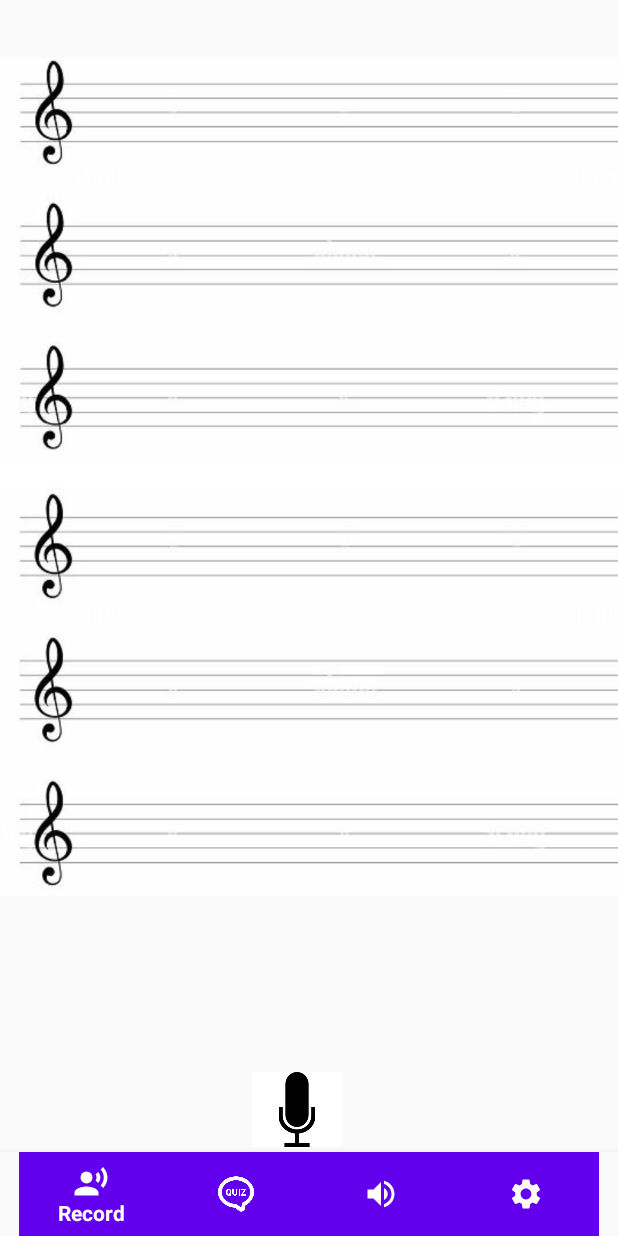
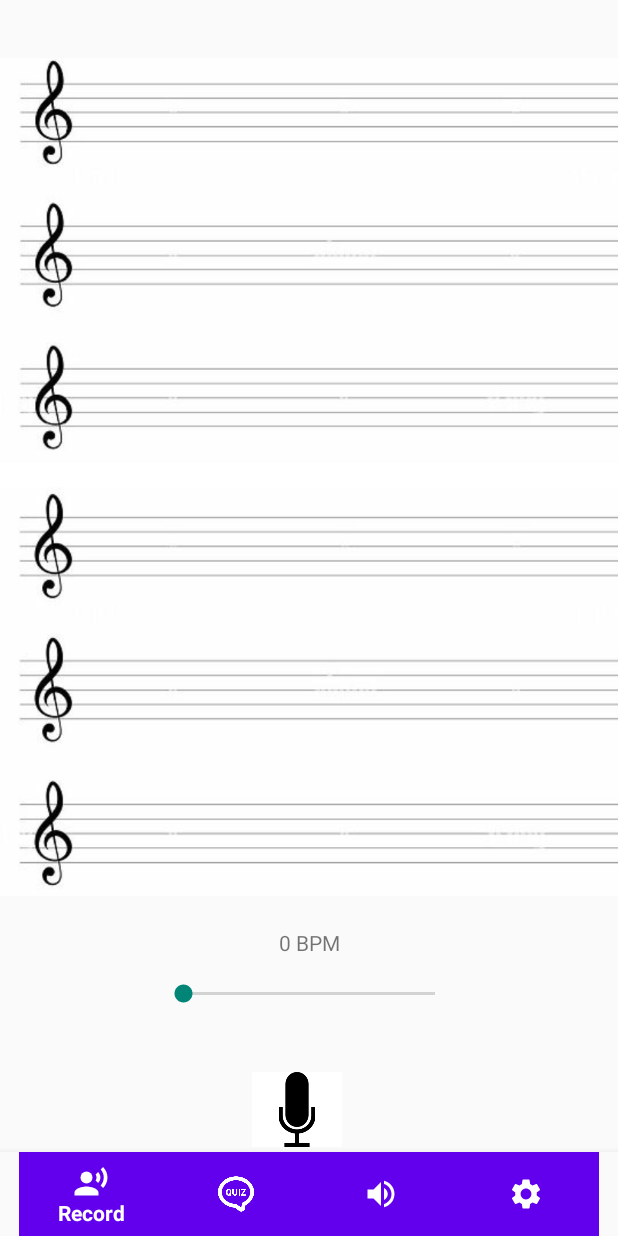
Before and after one commit to PaulPaillet/guido-app, an Android app: the screen it shows after launch (MainActivity), on a phone screen of 412 x 824 dp. Run offline under Robolectric (Android 15) with nearby library versions, the phone set to English and light mode, and no system bars.

Commit message:
seek bar for tempo

```diff
--- a/app/src/main/java/com/example/guido/fragments/RecordFragment.kt
+++ b/app/src/main/java/com/example/guido/fragments/RecordFragment.kt
@@ -12,14 +12,17 @@ import androidx.fragment.app.Fragment
 import android.view.LayoutInflater
 import android.view.View
 import android.view.ViewGroup
-import android.widget.ImageButton
-import android.widget.ImageView
-import android.widget.Toast
+import android.widget.*
+import android.widget.SeekBar.OnSeekBarChangeListener
 import androidx.annotation.RequiresApi
 import androidx.constraintlayout.widget.ConstraintLayout
 import com.example.guido.R
 import java.io.File
 import java.io.IOException
+import com.example.guido.MainActivity
+
+
+
 
 
 // TODO: Rename parameter arguments, choose names that match
@@ -52,6 +55,8 @@ class RecordFragment : Fragment() {
     private lateinit var buttonListen: ImageButton
     private lateinit var buttonRecording: ImageButton
     private lateinit var audioRecordFile: String
+    private lateinit var seekBar: SeekBar
+    private lateinit var textView: TextView
 
     override fun onCreate(savedInstanceState: Bundle?) {
         super.onCreate(savedInstanceState)
@@ -164,6 +169,21 @@ class RecordFragment : Fragment() {
         return toAdjust * pxActualX / pxOriginX
     }
 
+    fun setUpSeekBar(){
+        seekBar = root.findViewById<SeekBar>(R.id.seekBar)
+        textView = root.findViewById<TextView>(R.id.textView)
+        textView.text ="0 BPM"
+        seekBar.setOnSeekBarChangeListener(object : OnSeekBarChangeListener {
+            override fun onProgressChanged(seekBar: SeekBar, progress: Int, fromUser: Boolean) {
+                textView.text = progress.toString() + " BPM"
+            }
+
+            override fun onStartTrackingTouch(seekBar: SeekBar) {}
+            override fun onStopTrackingTouch(seekBar: SeekBar) {}
+        })
+    }
+
+
     @RequiresApi(Build.VERSION_CODES.R)
     override fun onCreateView(
         inflater: LayoutInflater, container: ViewGroup?,
@@ -171,6 +191,7 @@ class RecordFragment : Fragment() {
     ): View? {
         root = inflater.inflate(R.layout.fragment_record, container, false)
         constraintLayout = root.findViewById<ConstraintLayout>(R.id.detect)
+        setUpSeekBar()
 
         val partition = ImageView(activity)
         partition.setImageResource(R.drawable.partition)
--- a/app/src/main/res/layout/fragment_record.xml
+++ b/app/src/main/res/layout/fragment_record.xml
@@ -7,6 +7,22 @@
     android:layout_height="match_parent"
     android:background="#00FFFFFF"
     tools:context=".fragments.RecordFragment">
+
+    <TextView
+        android:id="@+id/textView"
+        android:layout_width="wrap_content"
+        android:layout_height="wrap_content"
+        app:layout_constraintBottom_toTopOf="@id/seekBar"
+        app:layout_constraintStart_toStartOf="parent"
+        app:layout_constraintEnd_toEndOf="parent" />
+    <SeekBar
+        android:id="@+id/seekBar"
+        android:layout_width="200dp"
+        android:layout_height="50dp"
+        app:layout_constraintBottom_toBottomOf="@+id/buttonRecording"
+        app:layout_constraintEnd_toEndOf="parent"
+        app:layout_constraintStart_toStartOf="parent"
+        android:layout_marginBottom="80dp"/>
 
     <ImageButton
         android:id="@+id/buttonMicro"
```
